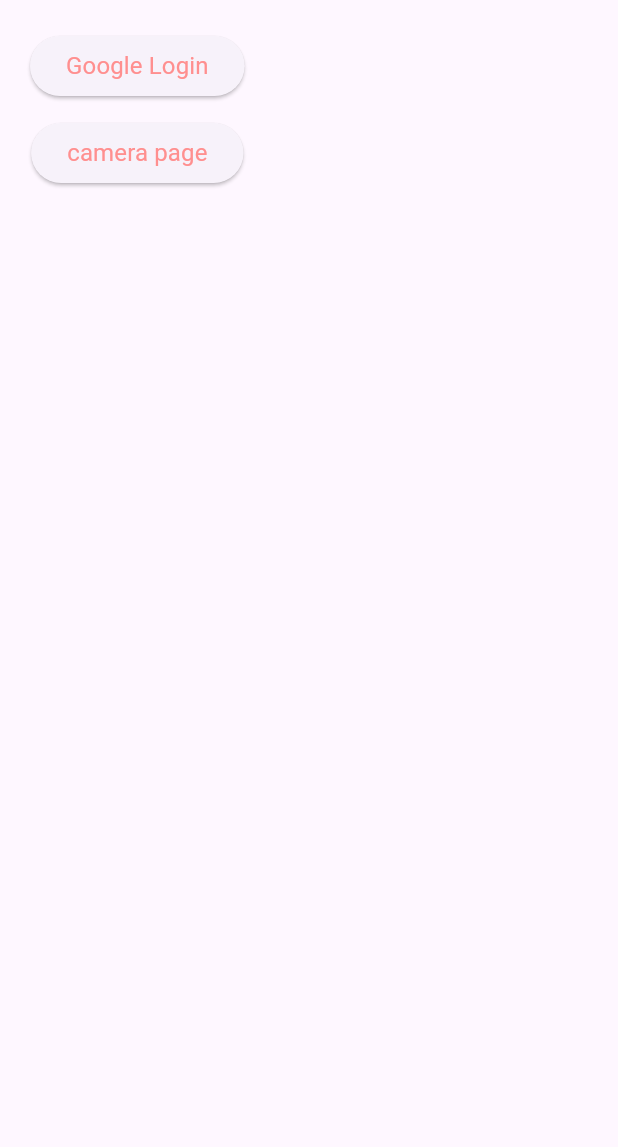
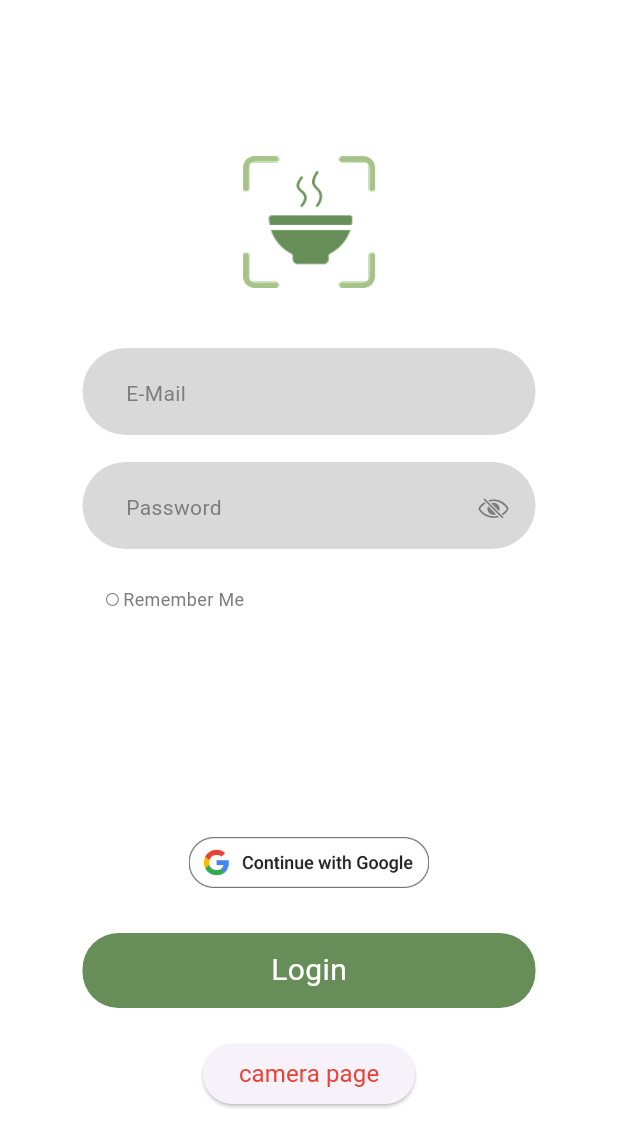
Before and after one commit to yonsei-autopilot/dishcovery-flutter, a Flutter app: the screen it shows after launch, on a phone screen of 412 x 824 dp. Shown: the top 1147 px of the screen. Run offline on Flutter 3.47's test engine with Material 3 defaults, Android fonts, the light colour scheme and no system bars; our stand-ins replace camera, dio, firebase_core, flutter_dotenv, flutter_riverpod, geolocator and 4 more; accounts and stored records are empty; Roboto replaces fonts that are missing (SFProRegular).

Commit message:
💄 Design: 로그인 페이지 UI 추가

```diff
--- a/lib/src/config/theme/color.dart
+++ b/lib/src/config/theme/color.dart
@@ -1,9 +1,10 @@
 import 'package:flutter/material.dart';
 
-const primaryRed = Color(0xffff8f8f);
+const primaryRed = Color(0xffE94235);
+const primaryGreen = Color(0xff678D58);
 const primaryWhite = Colors.white;
 const primaryBlack = Color(0xff333333);
-const primaryGrey = Color(0xff999999);
+const primaryGrey = Color(0xff7D7D7D);
 
 Color backgroundColor = primaryWhite;
-Color buttonColor = primaryRed;
+Color mainColor = primaryGreen;
--- a/lib/src/core/router/router.dart
+++ b/lib/src/core/router/router.dart
@@ -3,7 +3,7 @@
 import 'package:flutter/material.dart';
 import 'package:smart_menu_flutter/src/presentation/pages/camera/generated_menu_page.dart';
 import 'package:smart_menu_flutter/src/presentation/pages/camera/home_page.dart';
-import 'package:smart_menu_flutter/src/presentation/pages/login_page.dart';
+import 'package:smart_menu_flutter/src/presentation/pages/login/login_page.dart';
 import 'package:smart_menu_flutter/src/presentation/pages/user_setting_page.dart';
 import 'package:smart_menu_flutter/src/presentation/states/auth_state.dart';
 import 'package:smart_menu_flutter/src/presentation/notifiers/auth_notifier.dart';
--- /dev/null
+++ b/lib/src/presentation/pages/login/login_page.dart
@@ -0,0 +1,144 @@
+import 'package:flutter/cupertino.dart';
+import 'package:flutter/material.dart';
+import 'package:flutter_riverpod/flutter_riverpod.dart';
+import 'package:smart_menu_flutter/src/config/theme/body_text.dart';
+import 'package:smart_menu_flutter/src/config/theme/color.dart';
+import 'package:smart_menu_flutter/src/presentation/notifiers/auth_notifier.dart';
+
+class LoginPage extends ConsumerStatefulWidget {
+  const LoginPage({super.key});
+
+  @override
+  LoginPageState createState() => LoginPageState();
+}
+
+class LoginPageState extends ConsumerState<LoginPage> {
+  @override
+  void initState() {
+    super.initState();
+  }
+
+  @override
+  Widget build(BuildContext context) {
+    Size size = MediaQuery.of(context).size;
+    double width = size.width;
+
+    return Scaffold(
+        backgroundColor: primaryWhite,
+        body: SafeArea(
+          child: Center(
+            child: Column(
+              mainAxisAlignment: MainAxisAlignment.center,
+              children: [
+                const SizedBox(height: 20,),
+                Image.asset(
+                  'assets/images/green_logo.png',
+                  width: 88,
+                ),
+                const SizedBox(
+                  height: 40,
+                ),
+                // id
+                Container(
+                  height: 58,
+                  width: width - 110,
+                  decoration: BoxDecoration(
+                      borderRadius: BorderRadius.circular(29),
+                      color: const Color(0xffD9D9D9)),
+                  child: const Padding(
+                    padding: EdgeInsets.fromLTRB(29, 20, 0, 0),
+                    child: BodyText(text: 'E-Mail', size: 14, color: primaryGrey),
+                  ),
+                ),
+                const SizedBox(
+                  height: 18,
+                ),
+                // password
+                Container(
+                  height: 58,
+                  width: width - 110,
+                  decoration: BoxDecoration(
+                      borderRadius: BorderRadius.circular(29),
+                      color: const Color(0xffD9D9D9)),
+                  child: const Stack(
+                    children: [
+                      Positioned(
+                        top: 20,
+                        left: 29,
+                        child: BodyText(
+                            text: 'Password', size: 14, color: primaryGrey),
+                      ),
+                      Positioned(
+                        top: 20,
+                        right: 18,
+                        child: Icon(
+                          CupertinoIcons.eye_slash,
+                          color: primaryGrey,
+                          size: 20,
+                        ),
+                      )
+                    ],
+                  ),
+                ),
+                const SizedBox(
+                  height: 25,
+                ),
+                const Row(
+                  children: [
+                    SizedBox(
+                      width: 70,
+                    ),
+                    Icon(CupertinoIcons.circle, size: 10, color: primaryGrey),
+                    SizedBox(
+                      width: 2,
+                    ),
+                    BodyText(
+                      text: "Remember Me",
+                      size: 12,
+                      color: primaryGrey,
+                    )
+                  ],
+                ),
+                const SizedBox(
+                  height: 150,
+                ),
+                // google login button
+                GestureDetector(
+                    child: Image.asset(
+                      'assets/images/google_login.png',
+                      height: 34,
+                    ),
+                    onTap: () {
+                      ref.read(authNotifierProvider.notifier).loginWithGoogle();
+                    }),
+                const SizedBox(
+                  height: 30,
+                ),
+                // login button
+                GestureDetector(
+                  child: Container(
+                      decoration: BoxDecoration(color: mainColor, borderRadius: BorderRadius.circular(24)),
+                      height: 50,
+                      width: width - 110,
+                      child: const Center(child: BodyText(text: 'Login', color: primaryWhite, size: 20,))
+                  ),
+                ),
+                // 임시 버튼
+                const SizedBox(
+                  height: 20,
+                ),
+                ElevatedButton(
+                  child: const BodyText(
+                    text: 'camera page',
+                    color: primaryRed,
+                  ),
+                  onPressed: () {
+                    ref.read(authNotifierProvider.notifier).test();
+                  },
+                )
+              ],
+            ),
+          ),
+        ));
+  }
+}
--- a/lib/src/presentation/pages/login_page.dart
+++ /dev/null
@@ -1,53 +0,0 @@
-import 'package:flutter/material.dart';
-import 'package:flutter_riverpod/flutter_riverpod.dart';
-import 'package:go_router/go_router.dart';
-import 'package:smart_menu_flutter/src/config/theme/body_text.dart';
-import 'package:smart_menu_flutter/src/config/theme/color.dart';
-import 'package:smart_menu_flutter/src/core/router/router.dart';
-import 'package:smart_menu_flutter/src/presentation/notifiers/auth_notifier.dart';
-import 'package:smart_menu_flutter/src/presentation/states/auth_state.dart';
-
-class LoginPage extends ConsumerStatefulWidget {
-  const LoginPage({super.key});
-
-  @override
-  LoginPageState createState() => LoginPageState();
-}
-
-class LoginPageState extends ConsumerState<LoginPage> {
-  @override
-  void initState() {
-    super.initState();
-  }
-
-  @override
-  Widget build(BuildContext context) {
-    return Scaffold(
-      body:
-        Padding(
-          padding: const EdgeInsets.all(20.0),
-          child: Column(
-            children: [
-              ElevatedButton(
-                onPressed: () {
-                  ref.read(authNotifierProvider.notifier).loginWithGoogle();
-                },
-                child: const BodyText(
-                  text: "Google Login",
-                  color: primaryRed,
-                ),
-              ),
-              const SizedBox(height: 10,),
-              // 임시 버튼
-              ElevatedButton(
-                child: const BodyText(text: 'camera page', color: primaryRed,),
-                onPressed: () {
-                   ref.read(authNotifierProvider.notifier).test();
-                },
-              )
-            ],
-          ),
-        )
-    );
-  }
-}
--- a/pubspec.yaml
+++ b/pubspec.yaml
@@ -74,6 +74,7 @@
   assets:
     - .env
     - assets/fonts/
+    - assets/images/
 
   fonts:
     - family: SFProThin
```
Also changed, not shown: assets/images/google_login.png (added), assets/images/green_logo.png (added), assets/images/red_logo.png (added), 1 other file.
